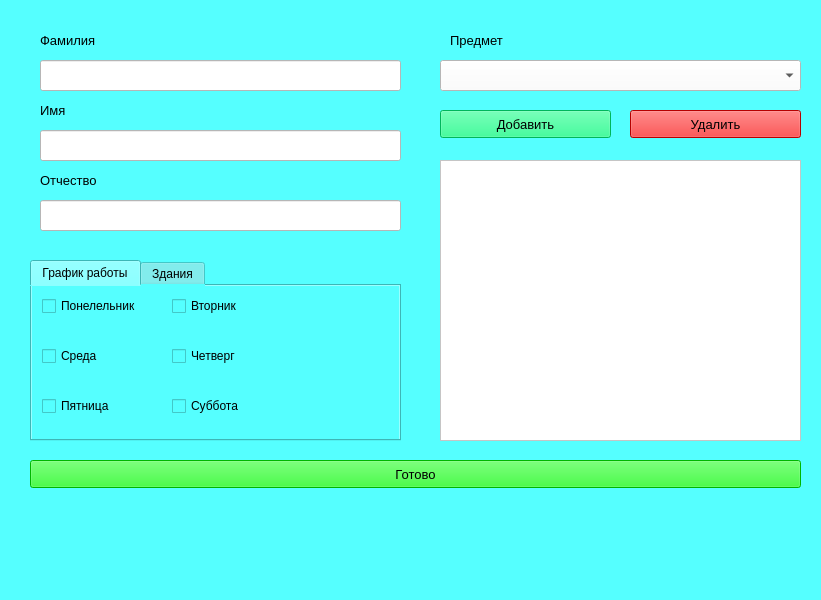
saaasssska/helper_by_school, file frontend/add_teacher.ui: the form before one commit.
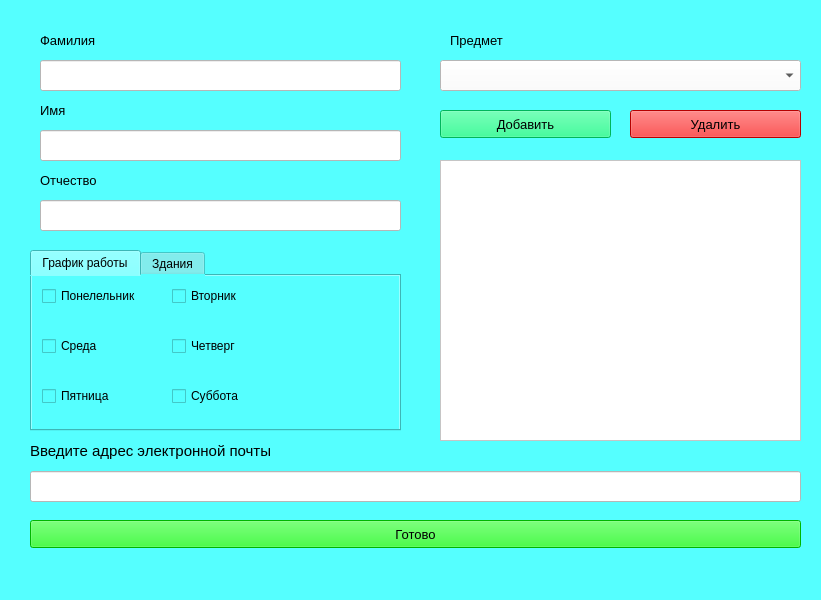
The form after the commit.

```diff
--- a/frontend/add_teacher.ui
+++ b/frontend/add_teacher.ui
@@ -236,7 +236,7 @@
    <property name="geometry">
     <rect>
      <x>30</x>
-     <y>460</y>
+     <y>520</y>
      <width>771</width>
      <height>28</height>
     </rect>
@@ -257,7 +257,7 @@
    <property name="geometry">
     <rect>
      <x>30</x>
-     <y>260</y>
+     <y>250</y>
      <width>371</width>
      <height>181</height>
     </rect>
@@ -426,7 +426,7 @@
    <property name="geometry">
     <rect>
      <x>30</x>
-     <y>500</y>
+     <y>560</y>
      <width>771</width>
      <height>21</height>
     </rect>
@@ -440,6 +440,42 @@
     <string/>
    </property>
   </widget>
+  <widget class="QLineEdit" name="line_mail">
+   <property name="geometry">
+    <rect>
+     <x>30</x>
+     <y>471</y>
+     <width>771</width>
+     <height>31</height>
+    </rect>
+   </property>
+   <property name="font">
+    <font>
+     <pointsize>10</pointsize>
+    </font>
+   </property>
+   <property name="styleSheet">
+    <string notr="true">background-color: rgb(255, 255, 255);</string>
+   </property>
+  </widget>
+  <widget class="QLabel" name="label_5">
+   <property name="geometry">
+    <rect>
+     <x>30</x>
+     <y>440</y>
+     <width>311</width>
+     <height>21</height>
+    </rect>
+   </property>
+   <property name="font">
+    <font>
+     <pointsize>11</pointsize>
+    </font>
+   </property>
+   <property name="text">
+    <string>Введите адрес электронной почты</string>
+   </property>
+  </widget>
  </widget>
  <resources/>
  <connections/>
```
